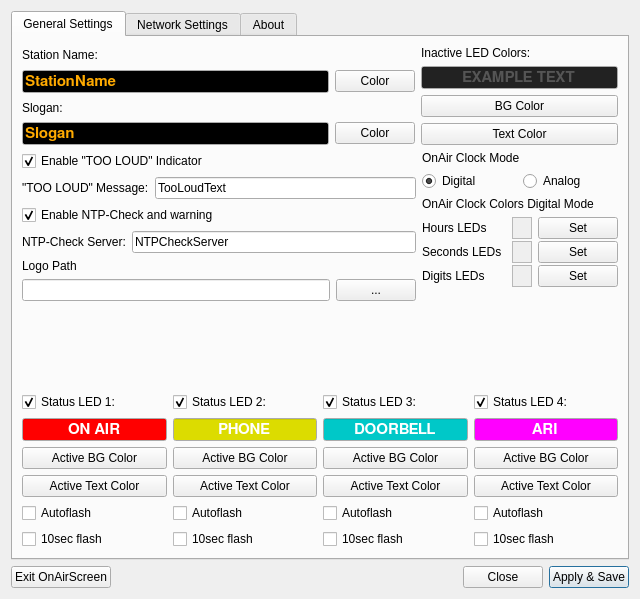
This is settings.ui in saschaludwig/OnAirScreen as Qt 5 draws it before an edit. The edited form follows.
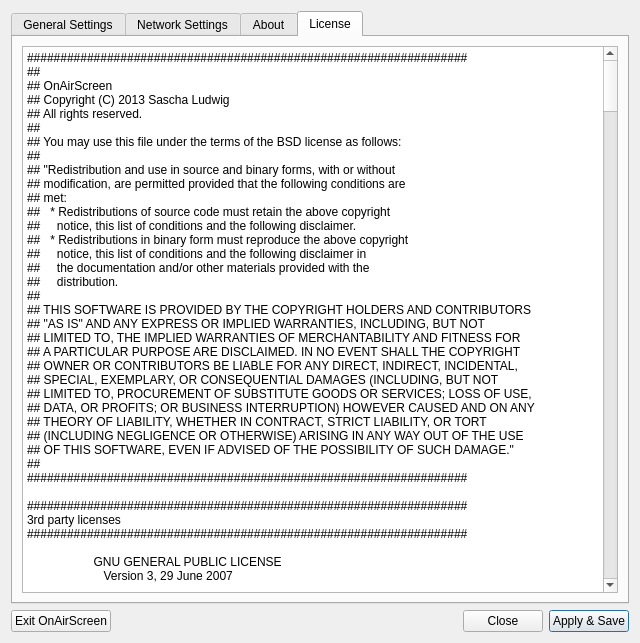
This is the edited form. The open tabs and pages were chosen to show the change. Icons and pictures are not drawn.

Commit message: changed to BSD 2-clause license and added timer icon

Patch:
```diff
--- a/settings.ui
+++ b/settings.ui
@@ -7,7 +7,7 @@
     <x>0</x>
     <y>0</y>
     <width>640</width>
-    <height>599</height>
+    <height>643</height>
    </rect>
   </property>
   <property name="minimumSize">
@@ -1504,6 +1504,770 @@
        </item>
       </layout>
      </widget>
+     <widget class="QWidget" name="tab_2">
+      <attribute name="title">
+       <string>License</string>
+      </attribute>
+      <layout class="QGridLayout" name="gridLayout_5">
+       <item row="0" column="0">
+        <widget class="QPlainTextEdit" name="plainTextEdit">
+         <property name="plainText">
+          <string>##################################################################
+##
+## OnAirScreen
+## Copyright (C) 2013 Sascha Ludwig
+## All rights reserved.
+##
+## You may use this file under the terms of the BSD license as follows:
+##
+## &quot;Redistribution and use in source and binary forms, with or without
+## modification, are permitted provided that the following conditions are
+## met:
+##   * Redistributions of source code must retain the above copyright
+##     notice, this list of conditions and the following disclaimer.
+##   * Redistributions in binary form must reproduce the above copyright
+##     notice, this list of conditions and the following disclaimer in
+##     the documentation and/or other materials provided with the
+##     distribution.
+##
+## THIS SOFTWARE IS PROVIDED BY THE COPYRIGHT HOLDERS AND CONTRIBUTORS
+## &quot;AS IS&quot; AND ANY EXPRESS OR IMPLIED WARRANTIES, INCLUDING, BUT NOT
+## LIMITED TO, THE IMPLIED WARRANTIES OF MERCHANTABILITY AND FITNESS FOR
+## A PARTICULAR PURPOSE ARE DISCLAIMED. IN NO EVENT SHALL THE COPYRIGHT
+## OWNER OR CONTRIBUTORS BE LIABLE FOR ANY DIRECT, INDIRECT, INCIDENTAL,
+## SPECIAL, EXEMPLARY, OR CONSEQUENTIAL DAMAGES (INCLUDING, BUT NOT
+## LIMITED TO, PROCUREMENT OF SUBSTITUTE GOODS OR SERVICES; LOSS OF USE,
+## DATA, OR PROFITS; OR BUSINESS INTERRUPTION) HOWEVER CAUSED AND ON ANY
+## THEORY OF LIABILITY, WHETHER IN CONTRACT, STRICT LIABILITY, OR TORT
+## (INCLUDING NEGLIGENCE OR OTHERWISE) ARISING IN ANY WAY OUT OF THE USE
+## OF THIS SOFTWARE, EVEN IF ADVISED OF THE POSSIBILITY OF SUCH DAMAGE.&quot;
+##
+##################################################################
+
+##################################################################
+3rd party licenses
+##################################################################
+
+                    GNU GENERAL PUBLIC LICENSE
+                       Version 3, 29 June 2007
+
+ Copyright (C) 2007 Free Software Foundation, Inc. &lt;http://fsf.org/&gt;
+ Everyone is permitted to copy and distribute verbatim copies
+ of this license document, but changing it is not allowed.
+
+                            Preamble
+
+  The GNU General Public License is a free, copyleft license for
+software and other kinds of works.
+
+  The licenses for most software and other practical works are designed
+to take away your freedom to share and change the works.  By contrast,
+the GNU General Public License is intended to guarantee your freedom to
+share and change all versions of a program--to make sure it remains free
+software for all its users.  We, the Free Software Foundation, use the
+GNU General Public License for most of our software; it applies also to
+any other work released this way by its authors.  You can apply it to
+your programs, too.
+
+  When we speak of free software, we are referring to freedom, not
+price.  Our General Public Licenses are designed to make sure that you
+have the freedom to distribute copies of free software (and charge for
+them if you wish), that you receive source code or can get it if you
+want it, that you can change the software or use pieces of it in new
+free programs, and that you know you can do these things.
+
+  To protect your rights, we need to prevent others from denying you
+these rights or asking you to surrender the rights.  Therefore, you have
+certain responsibilities if you distribute copies of the software, or if
+you modify it: responsibilities to respect the freedom of others.
+
+  For example, if you distribute copies of such a program, whether
+gratis or for a fee, you must pass on to the recipients the same
+freedoms that you received.  You must make sure that they, too, receive
+or can get the source code.  And you must show them these terms so they
+know their rights.
+
+  Developers that use the GNU GPL protect your rights with two steps:
+(1) assert copyright on the software, and (2) offer you this License
+giving you legal permission to copy, distribute and/or modify it.
+
+  For the developers' and authors' protection, the GPL clearly explains
+that there is no warranty for this free software.  For both users' and
+authors' sake, the GPL requires that modified versions be marked as
+changed, so that their problems will not be attributed erroneously to
+authors of previous versions.
+
+  Some devices are designed to deny users access to install or run
+modified versions of the software inside them, although the manufacturer
+can do so.  This is fundamentally incompatible with the aim of
+protecting users' freedom to change the software.  The systematic
+pattern of such abuse occurs in the area of products for individuals to
+use, which is precisely where it is most unacceptable.  Therefore, we
+have designed this version of the GPL to prohibit the practice for those
+products.  If such problems arise substantially in other domains, we
+stand ready to extend this provision to those domains in future versions
+of the GPL, as needed to protect the freedom of users.
+
+  Finally, every program is threatened constantly by software patents.
+States should not allow patents to restrict development and use of
+software on general-purpose computers, but in those that do, we wish to
+avoid the special danger that patents applied to a free program could
+make it effectively proprietary.  To prevent this, the GPL assures that
+patents cannot be used to render the program non-free.
+
+  The precise terms and conditions for copying, distribution and
+modification follow.
+
+                       TERMS AND CONDITIONS
+
+  0. Definitions.
+
+  &quot;This License&quot; refers to version 3 of the GNU General Public License.
+
+  &quot;Copyright&quot; also means copyright-like laws that apply to other kinds of
+works, such as semiconductor masks.
+
+  &quot;The Program&quot; refers to any copyrightable work licensed under this
+License.  Each licensee is addressed as &quot;you&quot;.  &quot;Licensees&quot; and
+&quot;recipients&quot; may be individuals or organizations.
+
+  To &quot;modify&quot; a work means to copy from or adapt all or part of the work
+in a fashion requiring copyright permission, other than the making of an
+exact copy.  The resulting work is called a &quot;modified version&quot; of the
+earlier work or a work &quot;based on&quot; the earlier work.
+
+  A &quot;covered work&quot; means either the unmodified Program or a work based
+on the Program.
+
+  To &quot;propagate&quot; a work means to do anything with it that, without
+permission, would make you directly or secondarily liable for
+infringement under applicable copyright law, except executing it on a
+computer or modifying a private copy.  Propagation includes copying,
+distribution (with or without modification), making available to the
+public, and in some countries other activities as well.
+
+  To &quot;convey&quot; a work means any kind of propagation that enables other
+parties to make or receive copies.  Mere interaction with a user through
+a computer network, with no transfer of a copy, is not conveying.
+
+  An interactive user interface displays &quot;Appropriate Legal Notices&quot;
+to the extent that it includes a convenient and prominently visible
+feature that (1) displays an appropriate copyright notice, and (2)
+tells the user that there is no warranty for the work (except to the
+extent that warranties are provided), that licensees may convey the
+work under this License, and how to view a copy of this License.  If
+the interface presents a list of user commands or options, such as a
+menu, a prominent item in the list meets this criterion.
+
+  1. Source Code.
+
+  The &quot;source code&quot; for a work means the preferred form of the work
+for making modifications to it.  &quot;Object code&quot; means any non-source
+form of a work.
+
+  A &quot;Standard Interface&quot; means an interface that either is an official
+standard defined by a recognized standards body, or, in the case of
+interfaces specified for a particular programming language, one that
+is widely used among developers working in that language.
+
+  The &quot;System Libraries&quot; of an executable work include anything, other
+than the work as a whole, that (a) is included in the normal form of
+packaging a Major Component, but which is not part of that Major
+Component, and (b) serves only to enable use of the work with that
+Major Component, or to implement a Standard Interface for which an
+implementation is available to the public in source code form.  A
+&quot;Major Component&quot;, in this context, means a major essential component
+(kernel, window system, and so on) of the specific operating system
+(if any) on which the executable work runs, or a compiler used to
+produce the work, or an object code interpreter used to run it.
+
+  The &quot;Corresponding Source&quot; for a work in object code form means all
+the source code needed to generate, install, and (for an executable
+work) run the object code and to modify the work, including scripts to
+control those activities.  However, it does not include the work's
+System Libraries, or general-purpose tools or generally available free
+programs which are used unmodified in performing those activities but
+which are not part of the work.  For example, Corresponding Source
+includes interface definition files associated with source files for
+the work, and the source code for shared libraries and dynamically
+linked subprograms that the work is specifically designed to require,
+such as by intimate data communication or control flow between those
+subprograms and other parts of the work.
+
+  The Corresponding Source need not include anything that users
+can regenerate automatically from other parts of the Corresponding
+Source.
+
+  The Corresponding Source for a work in source code form is that
+same work.
+
+  2. Basic Permissions.
+
+  All rights granted under this License are granted for the term of
+copyright on the Program, and are irrevocable provided the stated
+conditions are met.  This License explicitly affirms your unlimited
+permission to run the unmodified Program.  The output from running a
+covered work is covered by this License only if the output, given its
+content, constitutes a covered work.  This License acknowledges your
+rights of fair use or other equivalent, as provided by copyright law.
+
+  You may make, run and propagate covered works that you do not
+convey, without conditions so long as your license otherwise remains
+in force.  You may convey covered works to others for the sole purpose
+of having them make modifications exclusively for you, or provide you
+with facilities for running those works, provided that you comply with
+the terms of this License in conveying all material for which you do
+not control copyright.  Those thus making or running the covered works
+for you must do so exclusively on your behalf, under your direction
+and control, on terms that prohibit them from making any copies of
+your copyrighted material outside their relationship with you.
+
+  Conveying under any other circumstances is permitted solely under
+the conditions stated below.  Sublicensing is not allowed; section 10
+makes it unnecessary.
+
+  3. Protecting Users' Legal Rights From Anti-Circumvention Law.
+
+  No covered work shall be deemed part of an effective technological
+measure under any applicable law fulfilling obligations under article
+11 of the WIPO copyright treaty adopted on 20 December 1996, or
+similar laws prohibiting or restricting circumvention of such
+measures.
+
+  When you convey a covered work, you waive any legal power to forbid
+circumvention of technological measures to the extent such circumvention
+is effected by exercising rights under this License with respect to
+the covered work, and you disclaim any intention to limit operation or
+modification of the work as a means of enforcing, against the work's
+users, your or third parties' legal rights to forbid circumvention of
+technological measures.
+
+  4. Conveying Verbatim Copies.
+
+  You may convey verbatim copies of the Program's source code as you
+receive it, in any medium, provided that you conspicuously and
+appropriately publish on each copy an appropriate copyright notice;
+keep intact all notices stating that this License and any
+non-permissive terms added in accord with section 7 apply to the code;
+keep intact all notices of the absence of any warranty; and give all
+recipients a copy of this License along with the Program.
+
+  You may charge any price or no price for each copy that you convey,
+and you may offer support or warranty protection for a fee.
+
+  5. Conveying Modified Source Versions.
+
+  You may convey a work based on the Program, or the modifications to
+produce it from the Program, in the form of source code under the
+terms of section 4, provided that you also meet all of these conditions:
+
+    a) The work must carry prominent notices stating that you modified
+    it, and giving a relevant date.
+
+    b) The work must carry prominent notices stating that it is
+    released under this License and any conditions added under section
+    7.  This requirement modifies the requirement in section 4 to
+    &quot;keep intact all notices&quot;.
+
+    c) You must license the entire work, as a whole, under this
+    License to anyone who comes into possession of a copy.  This
+    License will therefore apply, along with any applicable section 7
+    additional terms, to the whole of the work, and all its parts,
+    regardless of how they are packaged.  This License gives no
+    permission to license the work in any other way, but it does not
+    invalidate such permission if you have separately received it.
+
+    d) If the work has interactive user interfaces, each must display
+    Appropriate Legal Notices; however, if the Program has interactive
+    interfaces that do not display Appropriate Legal Notices, your
+    work need not make them do so.
+
+  A compilation of a covered work with other separate and independent
+works, which are not by their nature extensions of the covered work,
+and which are not combined with it such as to form a larger program,
+in or on a volume of a storage or distribution medium, is called an
+&quot;aggregate&quot; if the compilation and its resulting copyright are not
+used to limit the access or legal rights of the compilation's users
+beyond what the individual works permit.  Inclusion of a covered work
+in an aggregate does not cause this License to apply to the other
+parts of the aggregate.
+
+  6. Conveying Non-Source Forms.
+
+  You may convey a covered work in object code form under the terms
+of sections 4 and 5, provided that you also convey the
+machine-readable Corresponding Source under the terms of this License,
+in one of these ways:
+
+    a) Convey the object code in, or embodied in, a physical product
+    (including a physical distribution medium), accompanied by the
+    Corresponding Source fixed on a durable physical medium
+    customarily used for software interchange.
+
+    b) Convey the object code in, or embodied in, a physical product
+    (including a physical distribution medium), accompanied by a
+    written offer, valid for at least three years and valid for as
+    long as you offer spare parts or customer support for that product
+    model, to give anyone who possesses the object code either (1) a
+    copy of the Corresponding Source for all the software in the
+    product that is covered by this License, on a durable physical
+    medium customarily used for software interchange, for a price no
+    more than your reasonable cost of physically performing this
+    conveying of source, or (2) access to copy the
+    Corresponding Source from a network server at no charge.
+
+    c) Convey individual copies of the object code with a copy of the
+    written offer to provide the Corresponding Source.  This
+    alternative is allowed only occasionally and noncommercially, and
+    only if you received the object code with such an offer, in accord
+    with subsection 6b.
+
+    d) Convey the object code by offering access from a designated
+    place (gratis or for a charge), and offer equivalent access to the
+    Corresponding Source in the same way through the same place at no
+    further charge.  You need not require recipients to copy the
+    Corresponding Source along with the object code.  If the place to
+    copy the object code is a network server, the Corresponding Source
+    may be on a different server (operated by you or a third party)
+    that supports equivalent copying facilities, provided you maintain
+    clear directions next to the object code saying where to find the
+    Corresponding Source.  Regardless of what server hosts the
+    Corresponding Source, you remain obligated to ensure that it is
+    available for as long as needed to satisfy these requirements.
+
+    e) Convey the object code using peer-to-peer transmission, provided
+    you inform other peers where the object code and Corresponding
+    Source of the work are being offered to the general public at no
+    charge under subsection 6d.
+
+  A separable portion of the object code, whose source code is excluded
+from the Corresponding Source as a System Library, need not be
+included in conveying the object code work.
+
+  A &quot;User Product&quot; is either (1) a &quot;consumer product&quot;, which means any
+tangible personal property which is normally used for personal, family,
+or household purposes, or (2) anything designed or sold for incorporation
+into a dwelling.  In determining whether a product is a consumer product,
+doubtful cases shall be resolved in favor of coverage.  For a particular
+product received by a particular user, &quot;normally used&quot; refers to a
+typical or common use of that class of product, regardless of the status
+of the particular user or of the way in which the particular user
+actually uses, or expects or is expected to use, the product.  A product
+is a consumer product regardless of whether the product has substantial
+commercial, industrial or non-consumer uses, unless such uses represent
+the only significant mode of use of the product.
+
+  &quot;Installation Information&quot; for a User Product means any methods,
+procedures, authorization keys, or other information required to install
+and execute modified versions of a covered work in that User Product from
+a modified version of its Corresponding Source.  The information must
+suffice to ensure that the continued functioning of the modified object
+code is in no case prevented or interfered with solely because
+modification has been made.
+
+  If you convey an object code work under this section in, or with, or
+specifically for use in, a User Product, and the conveying occurs as
+part of a transaction in which the right of possession and use of the
+User Product is transferred to the recipient in perpetuity or for a
+fixed term (regardless of how the transaction is characterized), the
+Corresponding Source conveyed under this section must be accompanied
+by the Installation Information.  But this requirement does not apply
+if neither you nor any third party retains the ability to install
+modified object code on the User Product (for example, the work has
+been installed in ROM).
+
+  The requirement to provide Installation Information does not include a
+requirement to continue to provide support service, warranty, or updates
+for a work that has been modified or installed by the recipient, or for
+the User Product in which it has been modified or installed.  Access to a
+network may be denied when the modification itself materially and
+adversely affects the operation of the network or violates the rules and
+protocols for communication across the network.
+
+  Corresponding Source conveyed, and Installation Information provided,
+in accord with this section must be in a format that is publicly
+documented (and with an implementation available to the public in
+source code form), and must require no special password or key for
+unpacking, reading or copying.
+
+  7. Additional Terms.
+
+  &quot;Additional permissions&quot; are terms that supplement the terms of this
+License by making exceptions from one or more of its conditions.
+Additional permissions that are applicable to the entire Program shall
+be treated as though they were included in this License, to the extent
+that they are valid under applicable law.  If additional permissions
+apply only to part of the Program, that part may be used separately
+under those permissions, but the entire Program remains governed by
+this License without regard to the additional permissions.
+
+  When you convey a copy of a covered work, you may at your option
+remove any additional permissions from that copy, or from any part of
+it.  (Additional permissions may be written to require their own
+removal in certain cases when you modify the work.)  You may place
+additional permissions on material, added by you to a covered work,
+for which you have or can give appropriate copyright permission.
+
+  Notwithstanding any other provision of this License, for material you
+add to a covered work, you may (if authorized by the copyright holders of
+that material) supplement the terms of this License with terms:
+
+    a) Disclaiming warranty or limiting liability differently from the
+    terms of sections 15 and 16 of this License; or
+
+    b) Requiring preservation of specified reasonable legal notices or
+    author attributions in that material or in the Appropriate Legal
+    Notices displayed by works containing it; or
+
+    c) Prohibiting misrepresentation of the origin of that material, or
+    requiring that modified versions of such material be marked in
+    reasonable ways as different from the original version; or
+
+    d) Limiting the use for publicity purposes of names of licensors or
+    authors of the material; or
+
+    e) Declining to grant rights under trademark law for use of some
+    trade names, trademarks, or service marks; or
+
+    f) Requiring indemnification of licensors and authors of that
+    material by anyone who conveys the material (or modified versions of
+    it) with contractual assumptions of liability to the recipient, for
+    any liability that these contractual assumptions directly impose on
+    those licensors and authors.
+
+  All other non-permissive additional terms are considered &quot;further
+restrictions&quot; within the meaning of section 10.  If the Program as you
+received it, or any part of it, contains a notice stating that it is
+governed by this License along with a term that is a further
+restriction, you may remove that term.  If a license document contains
+a further restriction but permits relicensing or conveying under this
+License, you may add to a covered work material governed by the terms
+of that license document, provided that the further restriction does
+not survive such relicensing or conveying.
+
+  If you add terms to a covered work in accord with this section, you
+must place, in the relevant source files, a statement of the
+additional terms that apply to those files, or a notice indicating
+where to find the applicable terms.
+
+  Additional terms, permissive or non-permissive, may be stated in the
+form of a separately written license, or stated as exceptions;
+the above requirements apply either way.
+
+  8. Termination.
+
+  You may not propagate or modify a covered work except as expressly
+provided under this License.  Any attempt otherwise to propagate or
+modify it is void, and will automatically terminate your rights under
+this License (including any patent licenses granted under the third
+paragraph of section 11).
+
+  However, if you cease all violation of this License, then your
+license from a particular copyright holder is reinstated (a)
+provisionally, unless and until the copyright holder explicitly and
+finally terminates your license, and (b) permanently, if the copyright
+holder fails to notify you of the violation by some reasonable means
+prior to 60 days after the cessation.
+
+  Moreover, your license from a particular copyright holder is
+reinstated permanently if the copyright holder notifies you of the
+violation by some reasonable means, this is the first time you have
+received notice of violation of this License (for any work) from that
+copyright holder, and you cure the violation prior to 30 days after
+your receipt of the notice.
+
+  Termination of your rights under this section does not terminate the
+licenses of parties who have received copies or rights from you under
+this License.  If your rights have been terminated and not permanently
+reinstated, you do not qualify to receive new licenses for the same
+material under section 10.
+
+  9. Acceptance Not Required for Having Copies.
+
+  You are not required to accept this License in order to receive or
+run a copy of the Program.  Ancillary propagation of a covered work
+occurring solely as a consequence of using peer-to-peer transmission
+to receive a copy likewise does not require acceptance.  However,
+nothing other than this License grants you permission to propagate or
+modify any covered work.  These actions infringe copyright if you do
+not accept this License.  Therefore, by modifying or propagating a
+covered work, you indicate your acceptance of this License to do so.
+
+  10. Automatic Licensing of Downstream Recipients.
+
+  Each time you convey a covered work, the recipient automatically
+receives a license from the original licensors, to run, modify and
+propagate that work, subject to this License.  You are not responsible
+for enforcing compliance by third parties with this License.
+
+  An &quot;entity transaction&quot; is a transaction transferring control of an
+organization, or substantially all assets of one, or subdividing an
+organization, or merging organizations.  If propagation of a covered
+work results from an entity transaction, each party to that
+transaction who receives a copy of the work also receives whatever
+licenses to the work the party's predecessor in interest had or could
+give under the previous paragraph, plus a right to possession of the
+Corresponding Source of the work from the predecessor in interest, if
+the predecessor has it or can get it with reasonable efforts.
+
+  You may not impose any further restrictions on the exercise of the
+rights granted or affirmed under this License.  For example, you may
+not impose a license fee, royalty, or other charge for exercise of
+rights granted under this License, and you may not initiate litigation
+(including a cross-claim or counterclaim in a lawsuit) alleging that
+any patent claim is infringed by making, using, selling, offering for
+sale, or importing the Program or any portion of it.
+
+  11. Patents.
+
+  A &quot;contributor&quot; is a copyright holder who authorizes use under this
+License of the Program or a work on which the Program is based.  The
+work thus licensed is called the contributor's &quot;contributor version&quot;.
+
+  A contributor's &quot;essential patent claims&quot; are all patent claims
+owned or controlled by the contributor, whether already acquired or
+hereafter acquired, that would be infringed by some manner, permitted
+by this License, of making, using, or selling its contributor version,
+but do not include claims that would be infringed only as a
+consequence of further modification of the contributor version.  For
+purposes of this definition, &quot;control&quot; includes the right to grant
+patent sublicenses in a manner consistent with the requirements of
+this License.
+
+  Each contributor grants you a non-exclusive, worldwide, royalty-free
+patent license under the contributor's essential patent claims, to
+make, use, sell, offer for sale, import and otherwise run, modify and
+propagate the contents of its contributor version.
+
+  In the following three paragraphs, a &quot;patent license&quot; is any express
+agreement or commitment, however denominated, not to enforce a patent
+(such as an express permission to practice a patent or covenant not to
+sue for patent infringement).  To &quot;grant&quot; such a patent license to a
+party means to make such an agreement or commitment not to enforce a
+patent against the party.
+
+  If you convey a covered work, knowingly relying on a patent license,
+and the Corresponding Source of the work is not available for anyone
+to copy, free of charge and under the terms of this License, through a
+publicly available network server or other readily accessible means,
+then you must either (1) cause the Corresponding Source to be so
+available, or (2) arrange to deprive yourself of the benefit of the
+patent license for this particular work, or (3) arrange, in a manner
+consistent with the requirements of this License, to extend the patent
+license to downstream recipients.  &quot;Knowingly relying&quot; means you have
+actual knowledge that, but for the patent license, your conveying the
+covered work in a country, or your recipient's use of the covered work
+in a country, would infringe one or more identifiable patents in that
+country that you have reason to believe are valid.
+
+  If, pursuant to or in connection with a single transaction or
+arrangement, you convey, or propagate by procuring conveyance of, a
+covered work, and grant a patent license to some of the parties
+receiving the covered work authorizing them to use, propagate, modify
+or convey a specific copy of the covered work, then the patent license
+you grant is automatically extended to all recipients of the covered
+work and works based on it.
+
+  A patent license is &quot;discriminatory&quot; if it does not include within
+the scope of its coverage, prohibits the exercise of, or is
+conditioned on the non-exercise of one or more of the rights that are
+specifically granted under this License.  You may not convey a covered
+work if you are a party to an arrangement with a third party that is
+in the business of distributing software, under which you make payment
+to the third party based on the extent of your activity of conveying
+the work, and under which the third party grants, to any of the
+parties who would receive the covered work from you, a discriminatory
+patent license (a) in connection with copies of the covered work
+conveyed by you (or copies made from those copies), or (b) primarily
+for and in connection with specific products or compilations that
+contain the covered work, unless you entered into that arrangement,
+or that patent license was granted, prior to 28 March 2007.
+
+  Nothing in this License shall be construed as excluding or limiting
+any implied license or other defenses to infringement that may
+otherwise be available to you under applicable patent law.
+
+  12. No Surrender of Others' Freedom.
+
+  If conditions are imposed on you (whether by court order, agreement or
+otherwise) that contradict the conditions of this License, they do not
+excuse you from the conditions of this License.  If you cannot convey a
+covered work so as to satisfy simultaneously your obligations under this
+License and any other pertinent obligations, then as a consequence you may
+not convey it at all.  For example, if you agree to terms that obligate you
+to collect a royalty for further conveying from those to whom you convey
+the Program, the only way you could satisfy both those terms and this
+License would be to refrain entirely from conveying the Program.
+
+  13. Use with the GNU Affero General Public License.
+
+  Notwithstanding any other provision of this License, you have
+permission to link or combine any covered work with a work licensed
+under version 3 of the GNU Affero General Public License into a single
+combined work, and to convey the resulting work.  The terms of this
+License will continue to apply to the part which is the covered work,
+but the special requirements of the GNU Affero General Public License,
+section 13, concerning interaction through a network will apply to the
+combination as such.
+
+  14. Revised Versions of this License.
+
+  The Free Software Foundation may publish revised and/or new versions of
+the GNU General Public License from time to time.  Such new versions will
+be similar in spirit to the present version, but may differ in detail to
+address new problems or concerns.
+
+  Each version is given a distinguishing version number.  If the
+Program specifies that a certain numbered version of the GNU General
+Public License &quot;or any later version&quot; applies to it, you have the
+option of following the terms and conditions either of that numbered
+version or of any later version published by the Free Software
+Foundation.  If the Program does not specify a version number of the
+GNU General Public License, you may choose any version ever published
+by the Free Software Foundation.
+
+  If the Program specifies that a proxy can decide which future
+versions of the GNU General Public License can be used, that proxy's
+public statement of acceptance of a version permanently authorizes you
+to choose that version for the Program.
+
+  Later license versions may give you additional or different
+permissions.  However, no additional obligations are imposed on any
+author or copyright holder as a result of your choosing to follow a
+later version.
+
+  15. Disclaimer of Warranty.
+
+  THERE IS NO WARRANTY FOR THE PROGRAM, TO THE EXTENT PERMITTED BY
+APPLICABLE LAW.  EXCEPT WHEN OTHERWISE STATED IN WRITING THE COPYRIGHT
+HOLDERS AND/OR OTHER PARTIES PROVIDE THE PROGRAM &quot;AS IS&quot; WITHOUT WARRANTY
+OF ANY KIND, EITHER EXPRESSED OR IMPLIED, INCLUDING, BUT NOT LIMITED TO,
+THE IMPLIED WARRANTIES OF MERCHANTABILITY AND FITNESS FOR A PARTICULAR
+PURPOSE.  THE ENTIRE RISK AS TO THE QUALITY AND PERFORMANCE OF THE PROGRAM
+IS WITH YOU.  SHOULD THE PROGRAM PROVE DEFECTIVE, YOU ASSUME THE COST OF
+ALL NECESSARY SERVICING, REPAIR OR CORRECTION.
+
+  16. Limitation of Liability.
+
+  IN NO EVENT UNLESS REQUIRED BY APPLICABLE LAW OR AGREED TO IN WRITING
+WILL ANY COPYRIGHT HOLDER, OR ANY OTHER PARTY WHO MODIFIES AND/OR CONVEYS
+THE PROGRAM AS PERMITTED ABOVE, BE LIABLE TO YOU FOR DAMAGES, INCLUDING ANY
+GENERAL, SPECIAL, INCIDENTAL OR CONSEQUENTIAL DAMAGES ARISING OUT OF THE
+USE OR INABILITY TO USE THE PROGRAM (INCLUDING BUT NOT LIMITED TO LOSS OF
+DATA OR DATA BEING RENDERED INACCURATE OR LOSSES SUSTAINED BY YOU OR THIRD
+PARTIES OR A FAILURE OF THE PROGRAM TO OPERATE WITH ANY OTHER PROGRAMS),
+EVEN IF SUCH HOLDER OR OTHER PARTY HAS BEEN ADVISED OF THE POSSIBILITY OF
+SUCH DAMAGES.
+
+  17. Interpretation of Sections 15 and 16.
+
+  If the disclaimer of warranty and limitation of liability provided
+above cannot be given local legal effect according to their terms,
+reviewing courts shall apply local law that most closely approximates
+an absolute waiver of all civil liability in connection with the
+Program, unless a warranty or assumption of liability accompanies a
+copy of the Program in return for a fee.
+
+                     END OF TERMS AND CONDITIONS
+
+            How to Apply These Terms to Your New Programs
+
+  If you develop a new program, and you want it to be of the greatest
+possible use to the public, the best way to achieve this is to make it
+free software which everyone can redistribute and change under these terms.
+
+  To do so, attach the following notices to the program.  It is safest
+to attach them to the start of each source file to most effectively
+state the exclusion of warranty; and each file should have at least
+the &quot;copyright&quot; line and a pointer to where the full notice is found.
+
+    &lt;one line to give the program's name and a brief idea of what it does.&gt;
+    Copyright (C) &lt;year&gt;  &lt;name of author&gt;
+
+    This program is free software: you can redistribute it and/or modify
+    it under the terms of the GNU General Public License as published by
+    the Free Software Foundation, either version 3 of the License, or
+    (at your option) any later version.
+
+    This program is distributed in the hope that it will be useful,
+    but WITHOUT ANY WARRANTY; without even the implied warranty of
+    MERCHANTABILITY or FITNESS FOR A PARTICULAR PURPOSE.  See the
+    GNU General Public License for more details.
+
+    You should have received a copy of the GNU General Public License
+    along with this program.  If not, see &lt;http://www.gnu.org/licenses/&gt;.
+
+Also add information on how to contact you by electronic and paper mail.
+
+  If the program does terminal interaction, make it output a short
+notice like this when it starts in an interactive mode:
+
+    &lt;program&gt;  Copyright (C) &lt;year&gt;  &lt;name of author&gt;
+    This program comes with ABSOLUTELY NO WARRANTY; for details type `show w'.
+    This is free software, and you are welcome to redistribute it
+    under certain conditions; type `show c' for details.
+
+The hypothetical commands `show w' and `show c' should show the appropriate
+parts of the General Public License.  Of course, your program's commands
+might be different; for a GUI interface, you would use an &quot;about box&quot;.
+
+  You should also get your employer (if you work as a programmer) or school,
+if any, to sign a &quot;copyright disclaimer&quot; for the program, if necessary.
+For more information on this, and how to apply and follow the GNU GPL, see
+&lt;http://www.gnu.org/licenses/&gt;.
+
+  The GNU General Public License does not permit incorporating your program
+into proprietary programs.  If your program is a subroutine library, you
+may consider it more useful to permit linking proprietary applications with
+the library.  If this is what you want to do, use the GNU Lesser General
+Public License instead of this License.  But first, please read
+&lt;http://www.gnu.org/philosophy/why-not-lgpl.html&gt;.
+
+########################################################
+
+Parts of analog clockwidget:
+########################################################
+##
+## Copyright (C) 2010 Riverbank Computing Limited.
+## Copyright (C) 2010 Nokia Corporation and/or its subsidiary(-ies).
+## All rights reserved.
+##
+## $QT_BEGIN_LICENSE:BSD$
+## You may use this file under the terms of the BSD license as follows:
+##
+## &quot;Redistribution and use in source and binary forms, with or without
+## modification, are permitted provided that the following conditions are
+## met:
+##   * Redistributions of source code must retain the above copyright
+##     notice, this list of conditions and the following disclaimer.
+##   * Redistributions in binary form must reproduce the above copyright
+##     notice, this list of conditions and the following disclaimer in
+##     the documentation and/or other materials provided with the
+##     distribution.
+##   * Neither the name of Nokia Corporation and its Subsidiary(-ies) nor
+##     the names of its contributors may be used to endorse or promote
+##     products derived from this software without specific prior written
+##     permission.
+##
+## THIS SOFTWARE IS PROVIDED BY THE COPYRIGHT HOLDERS AND CONTRIBUTORS
+## &quot;AS IS&quot; AND ANY EXPRESS OR IMPLIED WARRANTIES, INCLUDING, BUT NOT
+## LIMITED TO, THE IMPLIED WARRANTIES OF MERCHANTABILITY AND FITNESS FOR
+## A PARTICULAR PURPOSE ARE DISCLAIMED. IN NO EVENT SHALL THE COPYRIGHT
+## OWNER OR CONTRIBUTORS BE LIABLE FOR ANY DIRECT, INDIRECT, INCIDENTAL,
+## SPECIAL, EXEMPLARY, OR CONSEQUENTIAL DAMAGES (INCLUDING, BUT NOT
+## LIMITED TO, PROCUREMENT OF SUBSTITUTE GOODS OR SERVICES; LOSS OF USE,
+## DATA, OR PROFITS; OR BUSINESS INTERRUPTION) HOWEVER CAUSED AND ON ANY
+## THEORY OF LIABILITY, WHETHER IN CONTRACT, STRICT LIABILITY, OR TORT
+## (INCLUDING NEGLIGENCE OR OTHERWISE) ARISING IN ANY WAY OUT OF THE USE
+## OF THIS SOFTWARE, EVEN IF ADVISED OF THE POSSIBILITY OF SUCH DAMAGE.&quot;
+## $QT_END_LICENSE$
+##
+########################################################</string>
+         </property>
+        </widget>
+       </item>
+      </layout>
+     </widget>
     </widget>
    </item>
   </layout>
```
The commit also changes 7 other files.
